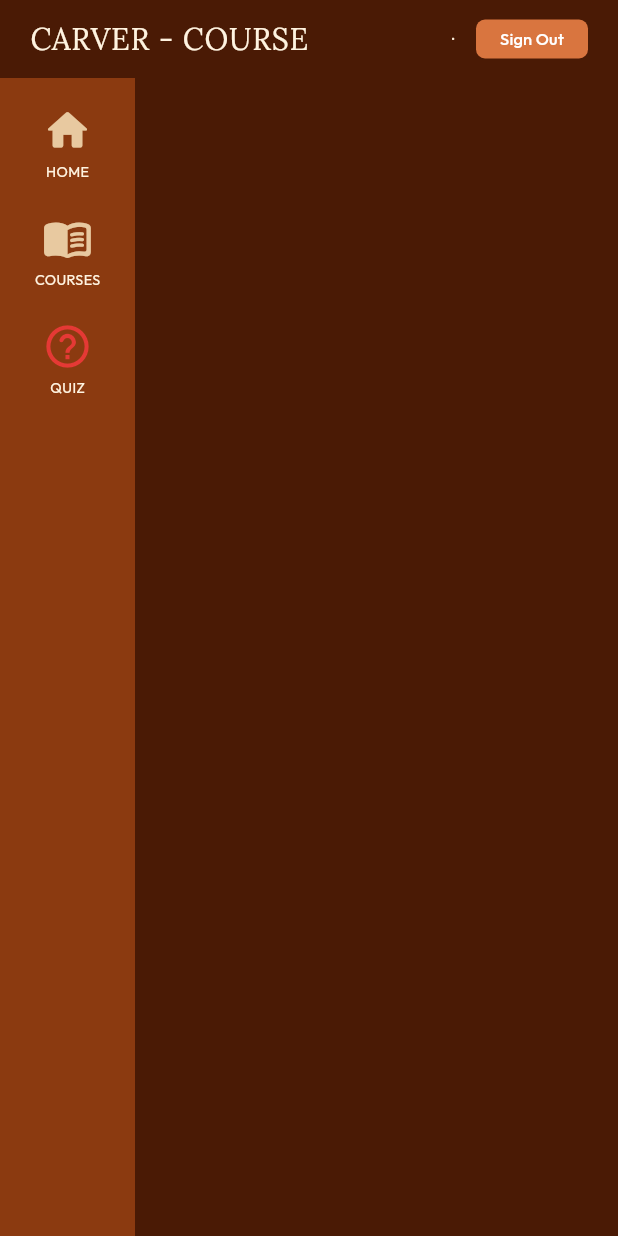
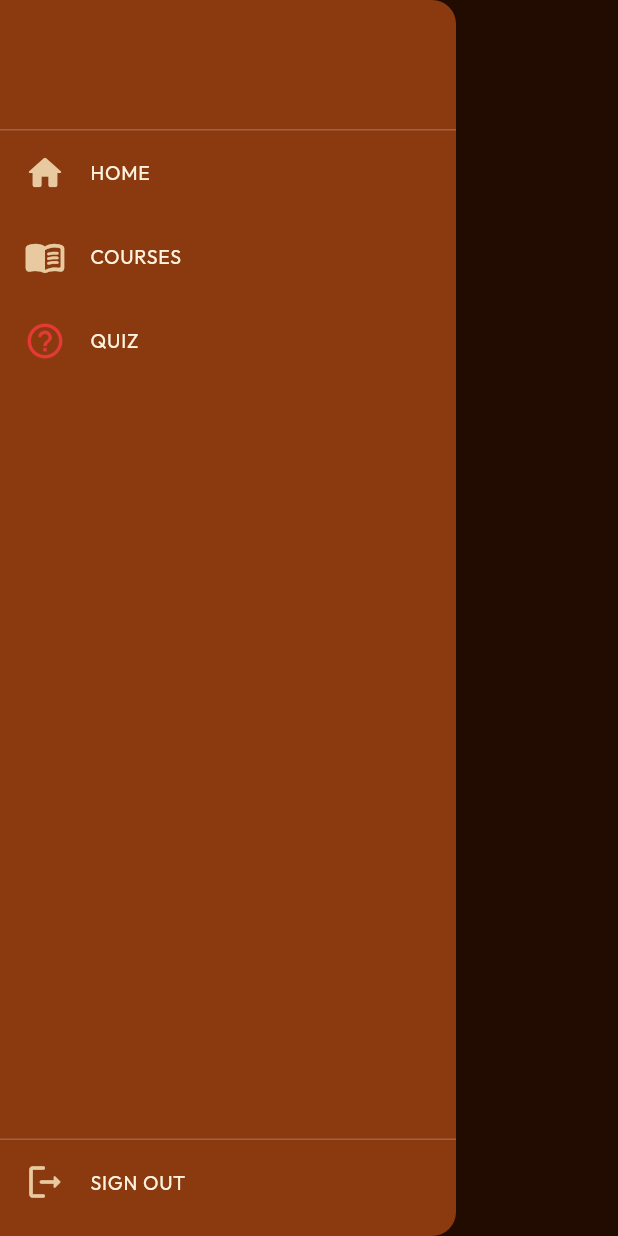
Before and after one commit to TotallyZalg/carver-course-web, a Flutter app: the AppShell screen opened directly with empty values, with the side drawer open (before the commit the screen has no drawer), on a phone screen of 412 x 824 dp. Run offline on Flutter 3.47's test engine with Material 3 defaults, Android fonts, the phone set to English and light mode, and no system bars; our stand-ins replace file_picker, google_fonts, shared_preferences; accounts and stored records are empty.

Commit message:
Mobile drawer menu, fix quiz row on narrow screens

```diff
--- a/lib/app_shell.dart
+++ b/lib/app_shell.dart
@@ -3,6 +3,9 @@ import 'package:flutter/material.dart';
 import 'api_service.dart';
 import 'theme.dart';
 import 'ui_kit.dart';
+
+/// Below this width (phones) the sidebar becomes a slide-out menu.
+const double kCompactWidth = 700;
 
 /// Asks "Are you sure?" and only then signs out.
 Future<void> confirmSignOut(BuildContext context) async {
@@ -17,11 +20,40 @@ Future<void> confirmSignOut(BuildContext context) async {
   navigatorKey.currentState?.pushNamedAndRemoveUntil('/', (_) => false);
 }
 
+/// One button of the menu (used by the desktop sidebar and the phone drawer).
+class _NavEntry {
+  const _NavEntry(this.key, this.route, this.icon, this.label, {this.iconColor});
+  final String key; // matches AppShell.selected
+  final String route;
+  final IconData icon;
+  final String label;
+  final Color? iconColor;
+}
+
+List<_NavEntry> _navEntries() {
+  final role = Session.role;
+  if (role == 'owner') {
+    return [
+      _NavEntry('institutions', '/institutions', Icons.apartment_rounded, 'INSTITUTIONS'),
+    ];
+  }
+  return [
+    _NavEntry('home', '/dashboard', Icons.home_rounded, 'HOME'),
+    _NavEntry('courses', '/courses', Icons.menu_book_rounded, 'COURSES'),
+    if (role == 'admin')
+      _NavEntry('users', '/users', Icons.people_alt_rounded, 'USERS'),
+    if (role == 'student')
+      _NavEntry('ai', '/ai', Icons.smart_toy_rounded, 'AI'),
+    _NavEntry('quizzes', '/quizzes', Icons.help_outline_rounded, 'QUIZ',
+        iconColor: const Color(0xFFE53935)),
+  ];
+}
+
 /// Top bar + sidebar around a page. Also the login guard for every page that uses it.
 class AppShell extends StatelessWidget {
   const AppShell({super.key, required this.selected, required this.body});
 
-  final String selected; // 'home', 'courses' or 'users'
+  final String selected; // 'home', 'courses', 'users', ...
   final Widget body;
 
   @override
@@ -37,13 +69,34 @@ class AppShell extends StatelessWidget {
       return const Scaffold(backgroundColor: AppColors.darkBrown);
     }
 
-        // The owner only has the institutions page
+    // The owner only has the institutions page
     if (Session.role == 'owner' && selected != 'institutions') {
       WidgetsBinding.instance.addPostFrameCallback((_) =>
           navigatorKey.currentState?.pushNamedAndRemoveUntil('/institutions', (_) => false));
       return const Scaffold(backgroundColor: AppColors.darkBrown);
     }
 
+    final compact = MediaQuery.of(context).size.width < kCompactWidth;
+
+    // Phone: slide-out menu (drawer), Sign Out lives inside it
+    if (compact) {
+      return Scaffold(
+        backgroundColor: AppColors.darkBrown,
+        drawer: _NavDrawer(
+          selected: selected,
+          pageContext: context,
+          pageRoute: ModalRoute.of(context)?.settings.name,
+        ),
+        body: Column(
+          children: [
+            const _CompactTopBar(),
+            Expanded(child: body),
+          ],
+        ),
+      );
+    }
+
+    // Desktop: top bar + fixed sidebar (as before)
     return Scaffold(
       backgroundColor: AppColors.darkBrown,
       body: Column(
@@ -59,6 +112,118 @@ class AppShell extends StatelessWidget {
             ),
           ),
         ],
+      ),
+    );
+  }
+}
+
+/// Phone top bar: menu button + title.
+class _CompactTopBar extends StatelessWidget {
+  const _CompactTopBar();
+
+  @override
+  Widget build(BuildContext context) {
+    return Builder(
+      builder: (ctx) => Container(
+        height: 52,
+        color: AppColors.darkBrown,
+        padding: const EdgeInsets.only(right: 12),
+        child: Row(
+          children: [
+            IconButton(
+              tooltip: 'Menu',
+              icon: const Icon(Icons.menu_rounded, color: AppColors.cream),
+              onPressed: () => Scaffold.of(ctx).openDrawer(),
+            ),
+            Expanded(
+              child: Text(
+                'CARVER - COURSE',
+                maxLines: 1,
+                overflow: TextOverflow.ellipsis,
+                style: AppText.serif(size: 18, color: AppColors.cream, spacing: 0.5),
+              ),
+            ),
+          ],
+        ),
+      ),
+    );
+  }
+}
+
+/// Phone menu: name, the same buttons as the sidebar, and Sign Out.
+class _NavDrawer extends StatelessWidget {
+  const _NavDrawer({
+    required this.selected,
+    required this.pageContext,
+    required this.pageRoute,
+  });
+
+  final String selected;
+  final BuildContext pageContext; // the page behind the drawer
+  final String? pageRoute;
+
+  @override
+  Widget build(BuildContext context) {
+    return Drawer(
+      backgroundColor: AppColors.sidebar,
+      child: SafeArea(
+        child: Column(
+          crossAxisAlignment: CrossAxisAlignment.start,
+          children: [
+            Padding(
+              padding: const EdgeInsets.all(20),
+              child: Column(
+                crossAxisAlignment: CrossAxisAlignment.start,
+                children: [
+                  Text(Session.name ?? '',
+                      style: AppText.serif(size: 18, color: AppColors.cream)),
+                  const SizedBox(height: 4),
+                  Text((Session.role ?? '').toUpperCase(),
+                      style: AppText.sans(size: 11, color: const Color(0xFFE8C9A0))),
+                ],
+              ),
+            ),
+            const Divider(color: Color(0x33FFFFFF), height: 1),
+            Expanded(
+              child: ListView(
+                children: [
+                  for (final e in _navEntries())
+                    ListTile(
+                      leading: Icon(e.icon,
+                          size: 28, color: e.iconColor ?? const Color(0xFFE8C9A0)),
+                      title: Text(
+                        e.label,
+                        style: AppText.sans(
+                          size: 13,
+                          color: selected == e.key
+                              ? const Color(0xFFFFD58A)
+                              : AppColors.cream,
+                        ),
+                      ),
+                      onTap: () {
+                        Navigator.of(context).pop(); // close the drawer first
+                        if (pageRoute != e.route) {
+                          Navigator.of(pageContext).pushReplacementNamed(e.route);
+                        }
+                      },
+                    ),
+                ],
+              ),
+            ),
+            const Divider(color: Color(0x33FFFFFF), height: 1),
+            ListTile(
+              leading: const Icon(Icons.logout_rounded,
+                  size: 28, color: Color(0xFFE8C9A0)),
+              title: Text('SIGN OUT',
+                  style: AppText.sans(size: 13, color: AppColors.cream)),
+              onTap: () {
+                Navigator.of(context).pop();
+                confirmSignOut(pageContext);
+              },
+            ),
+            const SizedBox(height: 8),
+          ],
+        ),
       ),
     );
   }
@@ -112,53 +277,16 @@ class _Sidebar extends StatelessWidget {
 
   @override
   Widget build(BuildContext context) {
-    final role = Session.role;
-    final items = <Widget>[];
-
-    if (role == 'owner') {
-      items.add(_NavItem(
-        icon: Icons.apartment_rounded,
-        label: 'INSTITUTIONS',
-        selected: selected == 'institutions',
-        onTap: () => _go(context, '/institutions'),
-      ));
-    } else {
-      items.addAll([
+    final items = <Widget>[
+      for (final e in _navEntries())
         _NavItem(
-          icon: Icons.home_rounded,
-          label: 'HOME',
-          selected: selected == 'home',
-          onTap: () => _go(context, '/dashboard'),
+          icon: e.icon,
+          label: e.label,
+          iconColor: e.iconColor,
+          selected: selected == e.key,
+          onTap: () => _go(context, e.route),
         ),
-        _NavItem(
-          icon: Icons.menu_book_rounded,
-          label: 'COURSES',
-          selected: selected == 'courses',
-          onTap: () => _go(context, '/courses'),
-        ),
-        if (role == 'admin')
-          _NavItem(
-            icon: Icons.people_alt_rounded,
-            label: 'USERS',
-            selected: selected == 'users',
-            onTap: () => _go(context, '/users'),
-          ),
-        if (role == 'student')
-          _NavItem(
-            icon: Icons.smart_toy_rounded,
-            label: 'AI',
-            selected: selected == 'ai',
-            onTap: () => _go(context, '/ai'),
-          ),
-        _NavItem(
-          icon: Icons.help_outline_rounded,
-          label: 'QUIZ',
-          iconColor: const Color(0xFFE53935),
-          selected: selected == 'quizzes',
-          onTap: () => _go(context, '/quizzes'),
-        ),
-      ]);
-    }
+    ];
 
     return Container(
       width: 90,
@@ -169,7 +297,7 @@ class _Sidebar extends StatelessWidget {
   }
 }
 
-  class _NavItem extends StatelessWidget {
+class _NavItem extends StatelessWidget {
   const _NavItem({
     required this.icon,
     required this.label,
--- a/lib/course_page.dart
+++ b/lib/course_page.dart
@@ -581,6 +581,14 @@ class _CoursePageState extends State<CoursePage> {
                     children: [
                       Text(item.title, style: AppText.sans(size: 13, color: Colors.black87)),
                       _kindTag(item.kind),
+                      if (by.isNotEmpty)
+                        Tooltip(
+                          message: item.postedByName ?? by,
+                          child: _tag('POSTED BY $by', filled: false),
+                        ),
+                      if (_isStaff)
+                        _tag(_stateLabel(item.state),
+                            filled: item.state == 'open' || item.state == 'upcoming'),
                     ],
                   ),
                   Text('$questions · $progress',
@@ -600,15 +608,7 @@ class _CoursePageState extends State<CoursePage> {
                 onPressed: () => openPdf(context, item.fileId!),
                 icon: const Icon(Icons.picture_as_pdf_outlined, color: AppColors.label),
               ),
-            if (by.isNotEmpty)
-              Tooltip(
-                message: item.postedByName ?? by,
-                child: _tag('POSTED BY $by', filled: false),
-              ),
             if (_isStaff) ...[
-              const SizedBox(width: 6),
-              _tag(_stateLabel(item.state),
-                  filled: item.state == 'open' || item.state == 'upcoming'),
               PopupMenuButton<String>(
                 tooltip: 'Options',
                 icon: const Icon(Icons.more_vert_rounded, size: 18, color: AppColors.label),
```
